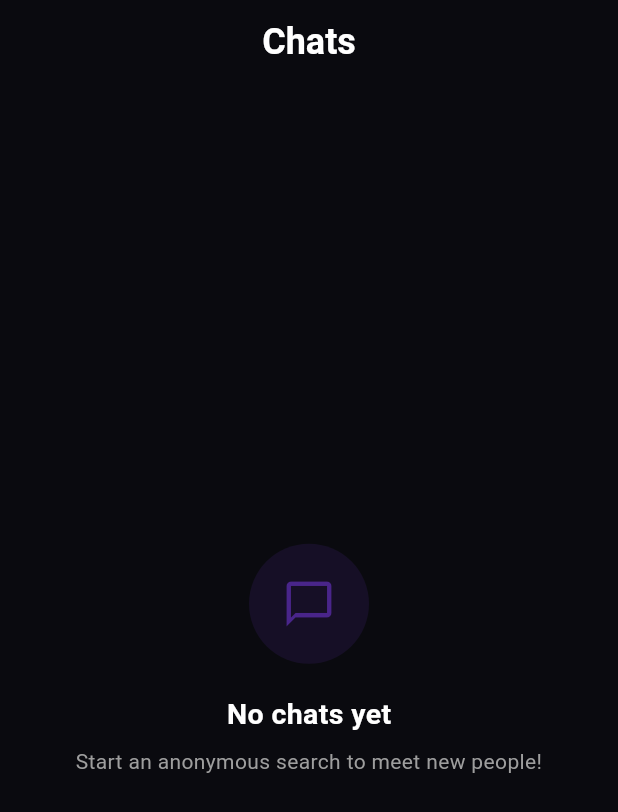
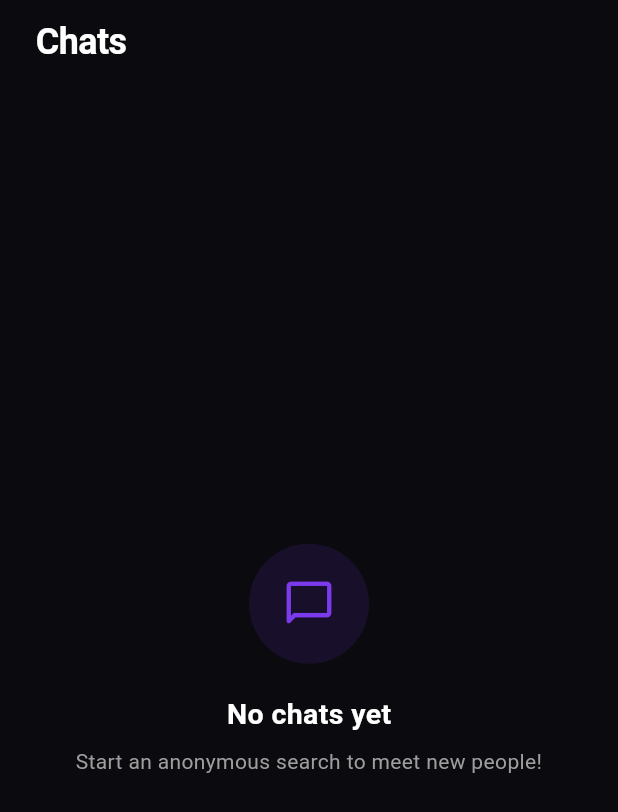
Before and after one commit to G7ka/red, a Flutter app: the ChatsTab screen opened directly, on a phone screen of 412 x 824 dp. Shown: the top 812 px of the screen. Run offline on Flutter 3.47's test engine with Material 3 defaults, Android fonts, the phone set to English and light mode, and no system bars; our stand-ins replace firebase_core, firebase_messaging, flutter_local_notifications, image_picker, just_audio, supabase_flutter and 1 more; missing offline and left inert: agora_rtc_engine, record; accounts and stored records are empty; network calls fail.

Commit message:
Align header titles across Anonymous, Chats, Profile to left with consistent font and make error/empty chat icons purple

```diff
--- a/lib/screens/tabs/chats_tab.dart
+++ b/lib/screens/tabs/chats_tab.dart
@@ -20,6 +20,8 @@ class ChatsTab extends StatelessWidget {
       backgroundColor: const Color(0xFF0A0A0F),
       appBar: AppBar(
         automaticallyImplyLeading: false,
+        centerTitle: false,
+        titleSpacing: 24,
         backgroundColor: const Color(0xFF0A0A0F),
         elevation: 0,
         title: const Text(
@@ -28,6 +30,7 @@ class ChatsTab extends StatelessWidget {
             color: Colors.white,
             fontSize: 24,
             fontWeight: FontWeight.w700,
+            letterSpacing: -0.4,
           ),
         ),
       ),
@@ -52,15 +55,17 @@ class ChatsTab extends StatelessWidget {
                       height: 80,
                       decoration: BoxDecoration(
                         shape: BoxShape.circle,
-                        color: Colors.red.withOpacity(0.1),
+                        color: const Color(0xFF7C3AED).withOpacity(0.12),
                       ),
-                      child: Icon(Icons.sms_failed_outlined,
-                          size: 36,
-                          color: Colors.red.withOpacity(0.6)),
+                      child: const Icon(
+                        Icons.wifi_off_rounded,
+                        size: 36,
+                        color: Color(0xFF7C3AED),
+                      ),
                     ),
                     const SizedBox(height: 20),
                     const Text(
-                      'Failed to load chats',
+                      'No connection',
                       style: TextStyle(
                         color: Colors.white,
                         fontSize: 19,
@@ -103,12 +108,13 @@ class ChatsTab extends StatelessWidget {
                       height: 80,
                       decoration: BoxDecoration(
                         shape: BoxShape.circle,
-                        color: const Color(0xFF7C3AED).withOpacity(0.1),
+                        color: const Color(0xFF7C3AED).withOpacity(0.12),
                       ),
-                      child: Icon(Icons.chat_bubble_outline,
-                          size: 36,
-                          color:
-                              const Color(0xFF7C3AED).withOpacity(0.5)),
+                      child: const Icon(
+                        Icons.chat_bubble_outline_rounded,
+                        size: 36,
+                        color: Color(0xFF7C3AED),
+                      ),
                     ),
                     const SizedBox(height: 20),
                     const Text(
```
Also changed, not shown: lib/screens/tabs/anonymous_tab.dart (+7 -5 lines), lib/screens/tabs/profile_tab.dart (+28 -26 lines).
